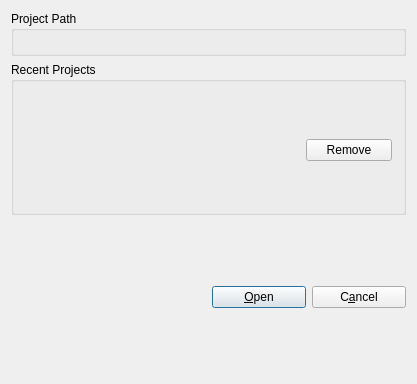
fredollinger/kscope-kde4, file src/openprojectlayout4.ui: the form before one commit.
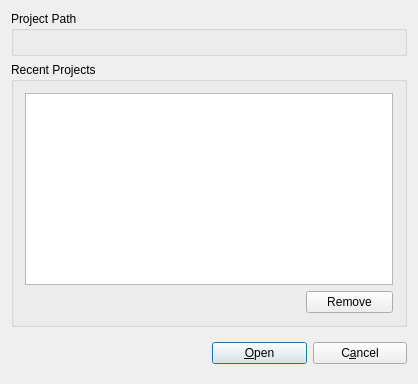
The form after the commit. Custom widgets are drawn as their Qt base class.

Commit message: Now we populate recent project list with recent projects.

Diff of the .ui file:
```diff
--- a/src/openprojectlayout4.ui
+++ b/src/openprojectlayout4.ui
@@ -6,7 +6,7 @@
    <rect>
     <x>0</x>
     <y>0</y>
-    <width>417</width>
+    <width>418</width>
     <height>384</height>
    </rect>
   </property>
@@ -33,12 +33,15 @@
      </property>
      <layout class="QVBoxLayout">
       <item>
-       <widget class="Q3ListBox" name="m_pRecentList"/>
+       <widget class="QListWidget" name="m_pRecentList"/>
       </item>
       <item>
        <layout class="QHBoxLayout">
         <item>
          <spacer name="spacer4">
+          <property name="orientation">
+           <enum>Qt::Vertical</enum>
+          </property>
           <property name="sizeType">
            <enum>QSizePolicy::Expanding</enum>
           </property>
@@ -66,6 +69,9 @@
     <layout class="QHBoxLayout">
      <item>
       <spacer name="spacer6">
+       <property name="orientation">
+        <enum>Qt::Vertical</enum>
+       </property>
        <property name="sizeType">
         <enum>QSizePolicy::Expanding</enum>
        </property>
@@ -110,23 +116,12 @@
    <header>Qt3Support/Q3GroupBox</header>
    <container>1</container>
   </customwidget>
-  <customwidget>
-   <class>Q3Frame</class>
-   <extends>QFrame</extends>
-   <header>Qt3Support/Q3Frame</header>
-   <container>1</container>
-  </customwidget>
   <customwidget>
    <class>Q3ButtonGroup</class>
    <extends>Q3GroupBox</extends>
    <header>Qt3Support/Q3ButtonGroup</header>
    <container>1</container>
   </customwidget>
-  <customwidget>
-   <class>Q3ListBox</class>
-   <extends>Q3Frame</extends>
-   <header>q3listbox.h</header>
-  </customwidget>
   <customwidget>
    <class>KURLRequester</class>
    <extends>QWidget</extends>
```
Left out of the diff: 48 changed lines with no effect on the pictures. The commit also changes 5 other files.
